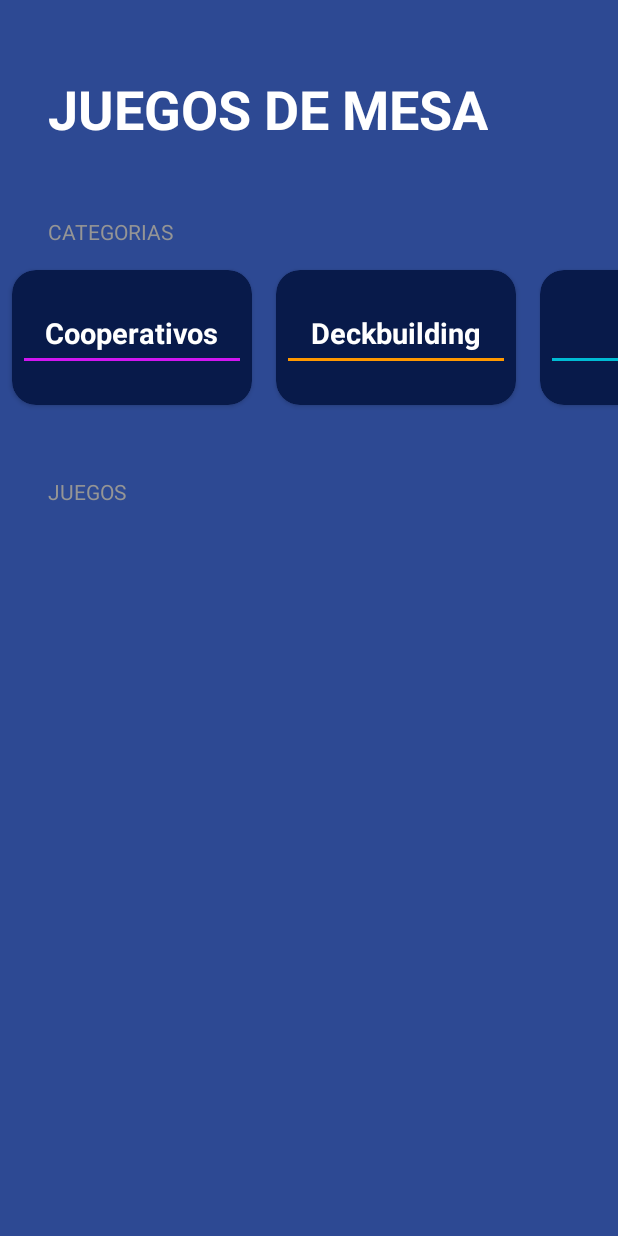
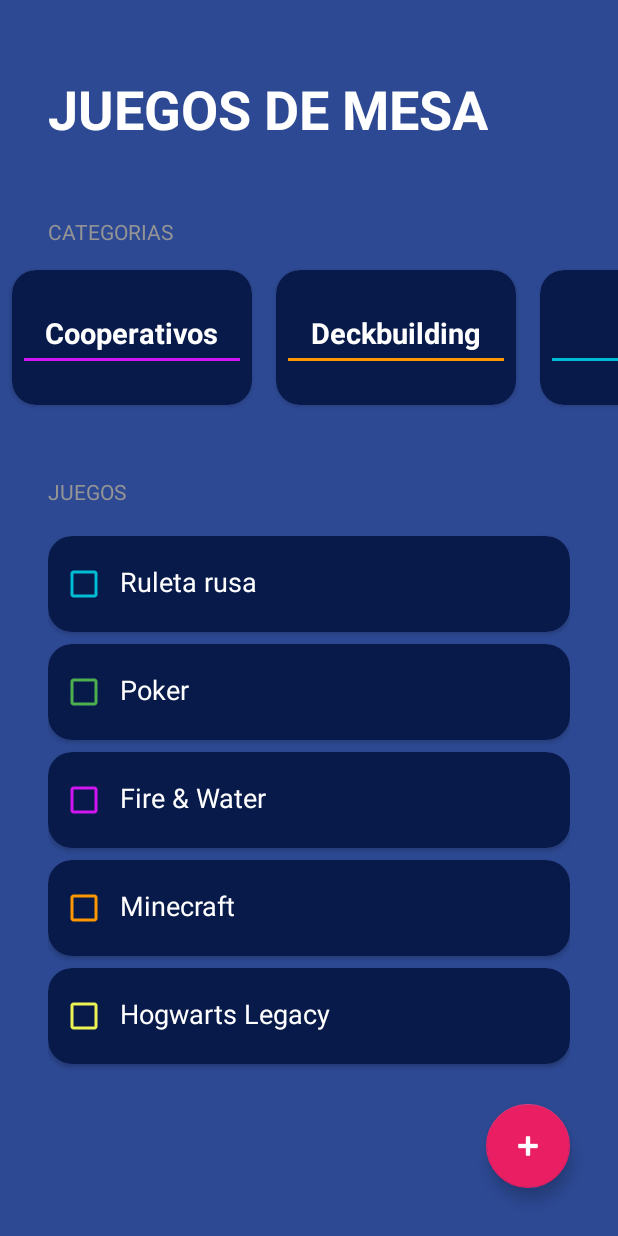
Before and after one commit to SEH0UL/EjercicioPrueba, an Android app: the BoardgamesActivity screen opened directly, with no data from a screen before it, on a phone screen of 412 x 824 dp. Run offline under Robolectric (Android 15) with nearby library versions, the phone set to English and light mode, and no system bars.

Commit message:
TERMINADO 04/11

```diff
--- a/app/src/main/AndroidManifest.xml
+++ b/app/src/main/AndroidManifest.xml
@@ -18,7 +18,7 @@
             android:theme="@style/Theme.BoardgamesApp"
             android:exported="false" />
         <activity
-            android:name=".MessageApp.ResultActivity"
+            android:name=".IMCapp.ResultActivity"
             android:exported="false" />
         <activity
             android:name=".IMCapp.IMCactivity"
--- a/app/src/main/java/com/sehoul/ejercicioprueba/BoardgamesApp/BoardgamesActivity.kt
+++ b/app/src/main/java/com/sehoul/ejercicioprueba/BoardgamesApp/BoardgamesActivity.kt
@@ -1,9 +1,15 @@
 package com.sehoul.ejercicioprueba.BoardgamesApp
 
+import android.app.Dialog
 import android.os.Bundle
+import android.widget.Button
+import android.widget.EditText
+import android.widget.RadioButton
+import android.widget.RadioGroup
 import androidx.appcompat.app.AppCompatActivity
 import androidx.recyclerview.widget.LinearLayoutManager
 import androidx.recyclerview.widget.RecyclerView
+import com.google.android.material.floatingactionbutton.FloatingActionButton
 import com.sehoul.ejercicioprueba.BoardgamesApp.GameCategory.*
 import com.sehoul.ejercicioprueba.R
 
@@ -11,14 +17,12 @@ class BoardgamesActivity : AppCompatActivity() {
     private lateinit var rvCategories: RecyclerView
     private lateinit var rvGames: RecyclerView
     private lateinit var categoriesAdapter: CategoriesAdapter
- //   private lateinit var gamesAdapter: GamesAdapter
+    private lateinit var gamesAdapter: GamesAdapter
+    private lateinit var fabAddGame: FloatingActionButton
+
 
     private var categories = listOf(
-        Cooperative,
-        Deckbuilding,
-        Euro,
-        LCG,
-        Legacy
+        Cooperative, Deckbuilding, Euro, LCG, Legacy
     )
 
     private var games = mutableListOf(
@@ -37,23 +41,86 @@ class BoardgamesActivity : AppCompatActivity() {
 
         initComponents()
         initUI()
+        initListeners()
 
     }
+
+    private fun initListeners() {
+        fabAddGame.setOnClickListener { showDialog() }
+    }
+
+
+    private fun showDialog() {
+        val dialog = Dialog(this)
+        dialog.setContentView(R.layout.dialog_game)
+
+        val btnAddGame: Button = dialog.findViewById(R.id.btnAddGame)
+        val etGame: EditText = dialog.findViewById(R.id.etGame)
+        val rgCategories: RadioGroup = dialog.findViewById(R.id.rgCategories)
+
+        btnAddGame.setOnClickListener {
+            // GUARDAMOS EL TEXTO DEL NUEVO JUEGO
+            val currentGame = etGame.text.toString()
+            // SI EL TEXTO NO ESTA VACIO
+            if (currentGame.isNotEmpty()) {
+                // ID del radio button que esta marcado
+                val selectedId = rgCategories.checkedRadioButtonId
+                val selectedRadioButton: RadioButton = rgCategories.findViewById(selectedId)
+
+                val currentCategory: GameCategory = when (selectedRadioButton.text) {
+                    getString(R.string.dialog_cooperative_category) -> Cooperative
+                    getString(R.string.dialog_deckbuilding_category) -> Deckbuilding
+                    getString(R.string.dialog_euro_category) -> Euro
+                    getString(R.string.dialog_lcg_category) -> LCG
+                    else -> Legacy
+                }
+                games.add(Game(currentGame, currentCategory))
+                updateGames()
+                dialog.hide()
+            }
+        }
+        dialog.show()
+    }
+
+    private fun updateGames(){
+        val selectedCategories: List<GameCategory> = categories.filter { it.isSelected }
+        val newGames = games.filter { selectedCategories.contains(it.category) }
+        gamesAdapter.games = newGames
+
+        gamesAdapter.notifyDataSetChanged()
+    }
+
+
+
+
 
     private fun initComponents() {
         rvCategories = findViewById<RecyclerView>(R.id.rvCategories)
         rvGames = findViewById<RecyclerView>(R.id.rvGames)
+        fabAddGame = findViewById(R.id.fabAddGame)
     }
 
-    private fun initUI(){
-        categoriesAdapter = CategoriesAdapter(categories)
-        rvCategories.layoutManager = LinearLayoutManager(this, LinearLayoutManager.HORIZONTAL, false)
+    private fun initUI() {
+        categoriesAdapter = CategoriesAdapter(categories) {position -> onCategorySelected(position)}
+        rvCategories.layoutManager =
+            LinearLayoutManager(this, LinearLayoutManager.HORIZONTAL, false)
         rvCategories.adapter = categoriesAdapter
 
-        GamesAdapter = GamesAdapter(games)
-        rvGames.layoutManager = LinearLayoutManager(this,LinearLayoutManager)
+        gamesAdapter = GamesAdapter(games) { position -> onGameSelected(position)}
+        rvGames.layoutManager = LinearLayoutManager(this, LinearLayoutManager.VERTICAL, false)
+        rvGames.adapter = gamesAdapter
+    }
+
+    private fun onGameSelected(position:Int){
+        games[position].isSelected = !games[position].isSelected
+        updateGames()
+    }
+
+    private fun onCategorySelected(position:Int){
+        categories[position].isSelected = !categories[position].isSelected
+        categoriesAdapter.notifyItemChanged(position)
+        updateGames()
     }
 
 
-
 }
--- a/app/src/main/java/com/sehoul/ejercicioprueba/BoardgamesApp/CategoriesAdapter.kt
+++ b/app/src/main/java/com/sehoul/ejercicioprueba/BoardgamesApp/CategoriesAdapter.kt
@@ -5,7 +5,7 @@ import android.view.ViewGroup
 import androidx.recyclerview.widget.RecyclerView
 import com.sehoul.ejercicioprueba.R
 
-class CategoriesAdapter(private var categories: List<GameCategory>) :
+class CategoriesAdapter(private var categories: List<GameCategory>, private val onItemSelected: (Int) -> Unit) :
     RecyclerView.Adapter<CategoriesViewHolder>() {
     override fun onCreateViewHolder(parent: ViewGroup, viewType: Int): CategoriesViewHolder {
         val view = LayoutInflater.from(parent.context).inflate(R.layout.item_game_category, parent, false)
@@ -14,7 +14,8 @@ class CategoriesAdapter(private var categories: List<GameCategory>) :
     override fun getItemCount() =  categories.size
 
     override fun onBindViewHolder(holder: CategoriesViewHolder, position: Int) {
-        holder.render(categories[position])
+        holder.render(categories[position], onItemSelected)
     }
 
+
 }
--- a/app/src/main/java/com/sehoul/ejercicioprueba/BoardgamesApp/CategoriesViewHolder.kt
+++ b/app/src/main/java/com/sehoul/ejercicioprueba/BoardgamesApp/CategoriesViewHolder.kt
@@ -2,6 +2,8 @@ package com.sehoul.ejercicioprueba.BoardgamesApp
 
 import android.view.View
 import android.widget.TextView
+import androidx.cardview.widget.CardView
+import androidx.core.content.ContextCompat
 import androidx.core.content.ContextCompat.getColor
 import androidx.recyclerview.widget.RecyclerView
 import com.sehoul.ejercicioprueba.R
@@ -10,8 +12,20 @@ class CategoriesViewHolder(view: View) : RecyclerView.ViewHolder(view) {
 
     private val tvCategoryName: TextView = view.findViewById(R.id.tvCategoryName)
     private val divider: View = view.findViewById(R.id.divider)
+    private val viewContainer : CardView = view.findViewById(R.id.viewContainer)
 
-    fun render(gameCategory: GameCategory){
+    fun render(gameCategory: GameCategory, onItemSelected: (Int) -> Unit){
+        val color = if (gameCategory.isSelected) {
+            R.color.bgapp_background_card
+        } else {
+            R.color.bgapp_background_disabled
+        }
+
+        viewContainer.setCardBackgroundColor(ContextCompat.getColor(viewContainer.context, color))
+
+        itemView.setOnClickListener { onItemSelected(layoutPosition) }
+
+
         when(gameCategory) {
             GameCategory.Cooperative -> {
                 tvCategoryName.text = "Cooperativos"
--- a/app/src/main/java/com/sehoul/ejercicioprueba/BoardgamesApp/GamesAdapter.kt
+++ b/app/src/main/java/com/sehoul/ejercicioprueba/BoardgamesApp/GamesAdapter.kt
@@ -5,7 +5,7 @@ import android.view.ViewGroup
 import androidx.recyclerview.widget.RecyclerView
 import com.sehoul.ejercicioprueba.R
 
-class GamesAdapter (private var games: List<Game>) :
+class GamesAdapter (internal var games: List<Game>, private val onItemSelected: (Int) -> Unit) :
     RecyclerView.Adapter<GamesViewHolder>(){
     // COPIAR Y PEGAR DEL ANTERIOR
     override fun onCreateViewHolder(parent: ViewGroup, viewType: Int): GamesViewHolder {
@@ -17,5 +17,8 @@ class GamesAdapter (private var games: List<Game>) :
 
     override fun onBindViewHolder(holder: GamesViewHolder, position: Int) {
         holder.render(games[position])
+        holder.itemView.setOnClickListener{ onItemSelected(position) }
     }
+
+
 }
--- a/app/src/main/java/com/sehoul/ejercicioprueba/BoardgamesApp/GamesViewHolder.kt
+++ b/app/src/main/java/com/sehoul/ejercicioprueba/BoardgamesApp/GamesViewHolder.kt
@@ -1,6 +1,7 @@
 package com.sehoul.ejercicioprueba.BoardgamesApp
 
 import android.content.res.ColorStateList
+import android.graphics.Paint
 import android.view.View
 import android.widget.CheckBox
 import android.widget.TextView
@@ -9,10 +10,21 @@ import androidx.recyclerview.widget.RecyclerView
 import com.sehoul.ejercicioprueba.R
 
 class GamesViewHolder (view: View) : RecyclerView.ViewHolder(view) {
+
     private val tvGame : TextView = view.findViewById(R.id.tvGame)
     private val cbGame: CheckBox = view.findViewById(R.id.cbGame)
 
     fun render(game: Game){
+        if (game.isSelected) {
+            tvGame.paintFlags = tvGame.paintFlags or Paint.STRIKE_THRU_TEXT_FLAG
+        } else {
+            tvGame.paintFlags = tvGame.paintFlags and Paint.STRIKE_THRU_TEXT_FLAG.inv()
+        }
+
+        cbGame.isChecked = game.isSelected
+
+
+
         tvGame.text = game.name
 
         var color : Int = when (game.category){
--- a/app/src/main/java/com/sehoul/ejercicioprueba/IMCapp/IMCactivity.kt
+++ b/app/src/main/java/com/sehoul/ejercicioprueba/IMCapp/IMCactivity.kt
@@ -6,10 +6,7 @@ import android.util.Log
 import android.widget.TextView
 import androidx.appcompat.app.AppCompatActivity
 import androidx.cardview.widget.CardView
-import androidx.core.view.ViewCompat
-import androidx.core.view.WindowInsetsCompat
 import com.google.android.material.slider.RangeSlider
-import com.sehoul.ejercicioprueba.MessageApp.ResultActivity
 import com.sehoul.ejercicioprueba.R
 import java.lang.Math.pow
 import java.text.DecimalFormat
--- a/app/src/main/java/com/sehoul/ejercicioprueba/MessageApp/ResultActivity.kt
+++ b/app/src/main/java/com/sehoul/ejercicioprueba/IMCapp/ResultActivity.kt
@@ -1,12 +1,9 @@
-package com.sehoul.ejercicioprueba.MessageApp
+package com.sehoul.ejercicioprueba.IMCapp
 
 import android.os.Bundle
 import android.widget.TextView
-import androidx.activity.enableEdgeToEdge
 import androidx.appcompat.app.AppCompatActivity
 import androidx.cardview.widget.CardView
-import androidx.core.view.ViewCompat
-import androidx.core.view.WindowInsetsCompat
 import com.sehoul.ejercicioprueba.R
 
 class ResultActivity : AppCompatActivity() {
--- a/app/src/main/res/layout/activity_boardgames.xml
+++ b/app/src/main/res/layout/activity_boardgames.xml
@@ -1,5 +1,22 @@
 <?xml version="1.0" encoding="utf-8"?>
-<androidx.constraintlayout.widget.ConstraintLayout
+<FrameLayout xmlns:android="http://schemas.android.com/apk/res/android"
+    xmlns:app="http://schemas.android.com/apk/res-auto"
+    xmlns:tools="http://schemas.android.com/tools"
+    android:layout_width="match_parent"
+    android:layout_height="match_parent">
+
+    <com.google.android.material.floatingactionbutton.FloatingActionButton
+        android:id="@+id/fabAddGame"
+        android:layout_width="wrap_content"
+        android:layout_height="wrap_content"
+        android:layout_gravity="end|bottom"
+        android:layout_margin="32dp"
+        android:src="@android:drawable/ic_input_add"
+        android:contentDescription="Añade un juego"
+        app:backgroundTint="@color/bgapp_accent"
+        app:tint="@color/white"/>
+
+    <LinearLayout
         xmlns:android="http://schemas.android.com/apk/res/android"
         xmlns:app="http://schemas.android.com/apk/res-auto"
         xmlns:tools="http://schemas.android.com/tools"
@@ -7,6 +24,9 @@
         android:layout_width="match_parent"
         android:layout_height="match_parent"
         tools:context=".BoardgamesApp.BoardgamesActivity">
+
+
+
 
 
         <LinearLayout xmlns:android="http://schemas.android.com/apk/res/android"
@@ -58,4 +78,5 @@
 
 
         </LinearLayout>
-</androidx.constraintlayout.widget.ConstraintLayout>
+    </LinearLayout>
+</FrameLayout>
--- a/app/src/main/res/values/strings.xml
+++ b/app/src/main/res/values/strings.xml
@@ -19,4 +19,11 @@
     <string name="boardgames">JUEGOS DE MESA</string>
     <string name="categories">Categorias</string>
     <string name="games">Juegos</string>
+    <string name="dialog_add_game">Añadir un Juego</string>
+    <string name="dialog_cooperative_category">Cooperative</string>
+    <string name="dialog_deckbuilding_category">Deckbuilding</string>
+    <string name="dialog_euro_category">EuroGames</string>
+    <string name="dialog_lcg_categoryG">LCG</string>
+    <string name="dialog_legacy_category">Legacy</string>
+    <string name="dialog_lcg_category">LCG</string>
 </resources>
```
Also changed, not shown: app/src/main/res/layout/dialog_game.xml (added, +76 -0 lines). Lines whose indentation alone changed are shown as unchanged.
